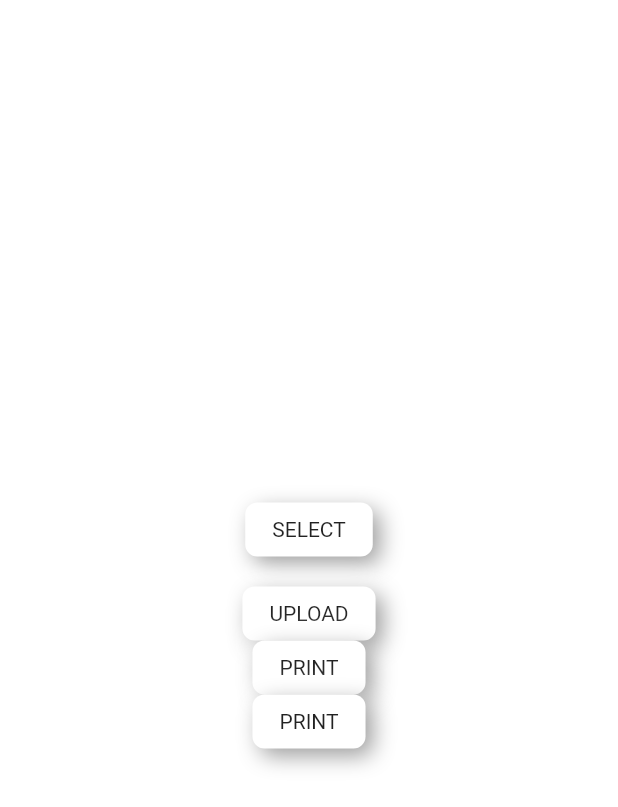
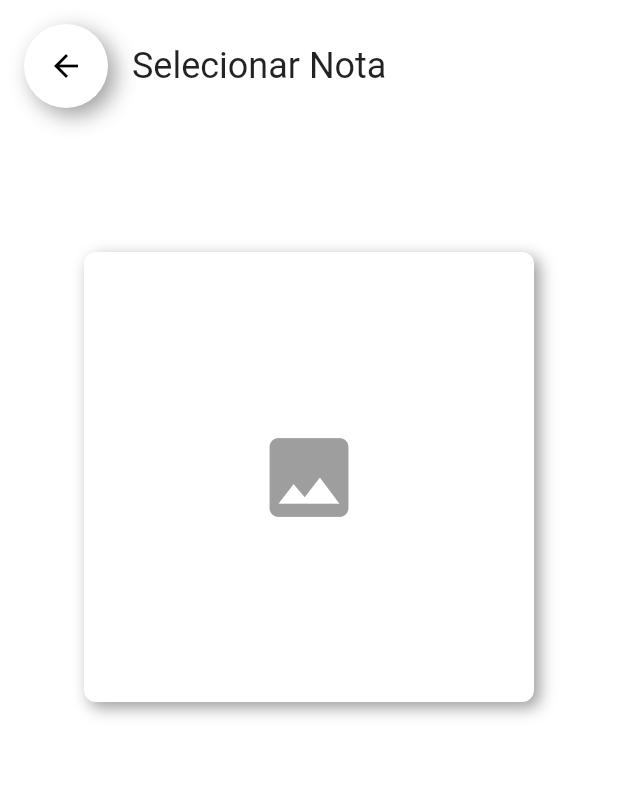
Before and after one commit to kaloca/buxsplit, a Flutter app: the ScanScreen screen opened by its route, on a phone screen of 412 x 824 dp. Shown: the top 807 px of the screen. Run offline on Flutter 3.47's test engine with Material 2 defaults, Android fonts, the phone set to English and light mode, and no system bars; drawn by our look-alikes of flutter_neumorphic; our stand-ins replace image_picker.

Commit message:
improved scan screen

```diff
--- a/lib/screens/FinalScreen/final.screen.dart
+++ b/lib/screens/FinalScreen/final.screen.dart
@@ -1,7 +1,7 @@
 import 'package:buxsplit/screens/FinalScreen/total_cost.dart';
 import 'package:flutter_neumorphic/flutter_neumorphic.dart';
 
-import '../SelectorScreen/selector_screen.dart';
+import '../SelectorScreen/types.dart';
 
 class FinalScreenArguments {
   final List<Person> people;
--- a/lib/screens/FinalScreen/total_cost.dart
+++ b/lib/screens/FinalScreen/total_cost.dart
@@ -2,7 +2,7 @@ import 'package:intl/intl.dart';
 
 import 'package:flutter_neumorphic/flutter_neumorphic.dart';
 
-import '../SelectorScreen/selector_screen.dart';
+import '../SelectorScreen/types.dart';
 import '../SelectorScreen/components/indicator_circle.dart';
 
 final toReais = NumberFormat.simpleCurrency(locale: 'pt_BR');
--- a/lib/screens/ScanScreen/scan_screen.dart
+++ b/lib/screens/ScanScreen/scan_screen.dart
@@ -6,6 +6,7 @@ import 'package:image_picker/image_picker.dart';
 import 'package:flutter_neumorphic/flutter_neumorphic.dart';
 import 'package:flutter/services.dart';
 
+import '../SelectorScreen/selector_screen.dart';
 import './upload_image.dart';
 
 class ScanScreen extends StatefulWidget {
@@ -17,6 +18,7 @@ class ScanScreen extends StatefulWidget {
 
 class _ScanScreenState extends State<ScanScreen> {
   File? _image;
+  bool loading = false;
 
   Future pickImage() async {
     try {
@@ -40,56 +42,82 @@ class _ScanScreenState extends State<ScanScreen> {
   ) {
     var response, decodedResponse;
     return Scaffold(
+      appBar: NeumorphicAppBar(
+        title: const Text('Selecionar Nota'),
+      ),
       body: Container(
-        padding: const EdgeInsets.symmetric(horizontal: 100),
-        alignment: AlignmentDirectional.center,
+        padding: const EdgeInsets.symmetric(horizontal: 10),
+        alignment: AlignmentDirectional.topCenter,
         color: Colors.white,
         child: Column(
-          mainAxisAlignment: MainAxisAlignment.center,
           children: [
             Container(
+              margin: const EdgeInsets.only(bottom: 80),
+              child: loading
+                  ? const NeumorphicProgressIndeterminate(
+                      height: 10,
+                      style: ProgressStyle(
+                          accent: Color.fromARGB(255, 112, 63, 152),
+                          variant: Color.fromARGB(255, 81, 156, 213)),
+                    )
+                  : null,
+            ),
+            GestureDetector(
+              onTap: () => pickImage(),
+              child: Neumorphic(
+                style: const NeumorphicStyle(
+                  depth: 7,
+                ),
                 child: _image != null
                     ? Image.file(
                         _image!,
-                        width: 200,
-                        height: 200,
+                        height: 300,
                       )
-                    : null),
-            Container(
-              margin: const EdgeInsets.only(top: 10, bottom: 20),
-              child: NeumorphicButton(
-                onPressed: () {
-                  pickImage();
-                  // Navigator.pushNamed(context, '/selector');
-                },
-                child: const Text('SELECT'),
+                    : const SizedBox(
+                        width: 300,
+                        height: 300,
+                        child: Icon(
+                          Icons.image,
+                          size: 70,
+                          color: Colors.grey,
+                        ),
+                      ),
               ),
             ),
-            NeumorphicButton(
-              onPressed: () async {
-                if (_image != null) {
-                  response = await getReceiptFromApi(_image!);
-                }
-                // Navigator.pushNamed(context, '/selector');
-              },
-              child: const Text('UPLOAD'),
-            ),
-            NeumorphicButton(
-              onPressed: () {
-                print(response);
-                decodedResponse = json.decode(response);
-                // Navigator.pushNamed(context, '/selector');
-              },
-              child: const Text('PRINT'),
-            ),
-            NeumorphicButton(
-              onPressed: () {
-                print(decodedResponse["totalAmount"]["data"]);
-                print(decodedResponse["amounts"]
-                    .forEach((amount) => print(amount["text"])));
-                // Navigator.pushNamed(context, '/selector');
-              },
-              child: const Text('PRINT'),
+            Container(
+              margin: const EdgeInsets.only(top: 40),
+              child: _image != null
+                  ? NeumorphicButton(
+                      margin: const EdgeInsets.only(top: 10, bottom: 30),
+                      style: const NeumorphicStyle(
+                        color: Color.fromARGB(255, 94, 93, 213),
+                      ),
+                      onPressed: () async {
+                        setState(() => loading = true);
+                        response = await getReceiptFromApi(_image!);
+                        decodedResponse = json.decode(response);
+                        setState(() => loading = false);
+                        Navigator.pushNamed(
+                          context,
+                          '/selector',
+                          arguments:
+                              SelectorScreenArguments(items: decodedResponse),
+                        );
+                      },
+                      child: Container(
+                        alignment: Alignment.center,
+                        height: 30,
+                        width: 80,
+                        child: const Text(
+                          'Continuar',
+                          style: TextStyle(
+                              color: Colors.white,
+                              //color: NeumorphicColors.background,
+                              fontWeight: FontWeight.bold),
+                        ),
+                      ),
+                    )
+                  : null,
             ),
           ],
         ),
--- a/lib/screens/SelectorScreen/components/item.dart
+++ b/lib/screens/SelectorScreen/components/item.dart
@@ -2,7 +2,7 @@ import 'package:flutter_neumorphic/flutter_neumorphic.dart';
 
 import 'package:buxsplit/screens/SelectorScreen/components/indicator_circle.dart';
 
-import '../selector_screen.dart';
+import '../types.dart';
 
 class Item extends StatefulWidget {
   final String name;
--- a/lib/screens/SelectorScreen/components/people_indicator.dart
+++ b/lib/screens/SelectorScreen/components/people_indicator.dart
@@ -1,6 +1,6 @@
 import 'package:flutter_neumorphic/flutter_neumorphic.dart';
 
-import '../selector_screen.dart';
+import '../types.dart';
 import './indicator_circle.dart';
 
 class PeopleIndicator extends StatefulWidget {
```
Also changed, not shown: lib/screens/SelectorScreen/components/item_list.dart (+34 -23 lines), lib/screens/SelectorScreen/selector_screen.dart (+47 -47 lines), lib/screens/SelectorScreen/types.dart (added, +27 -0 lines).
